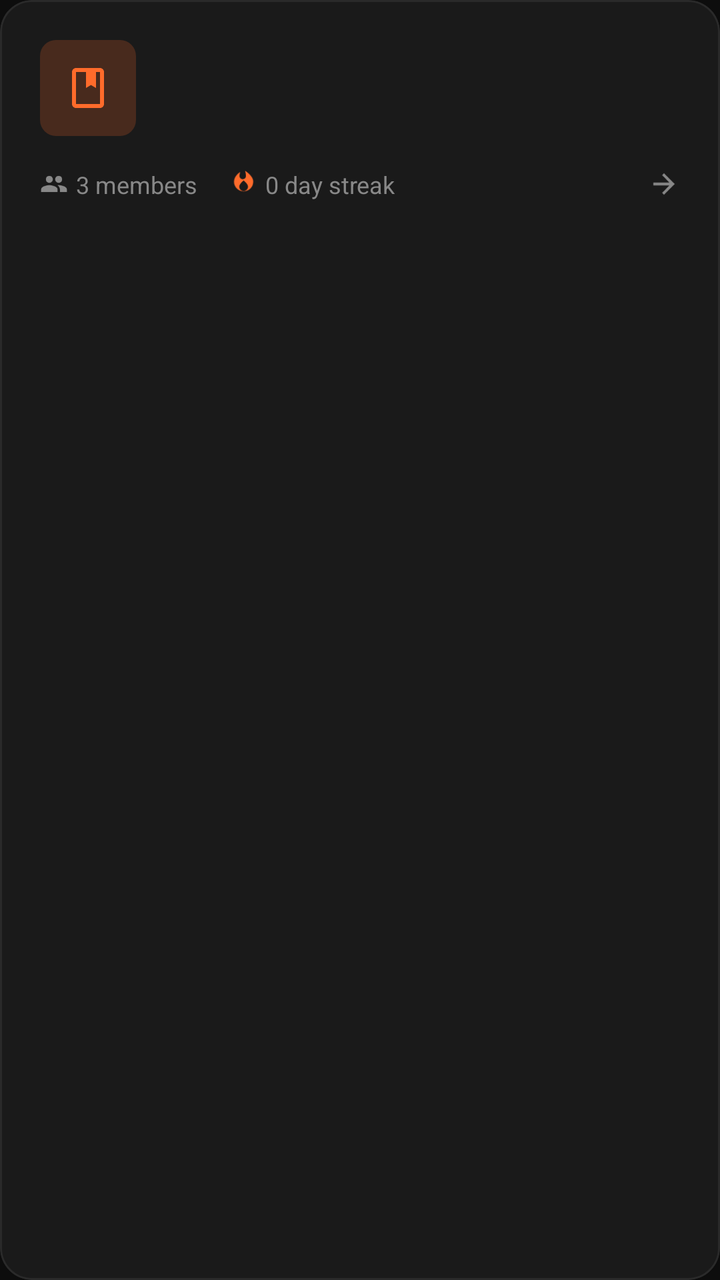
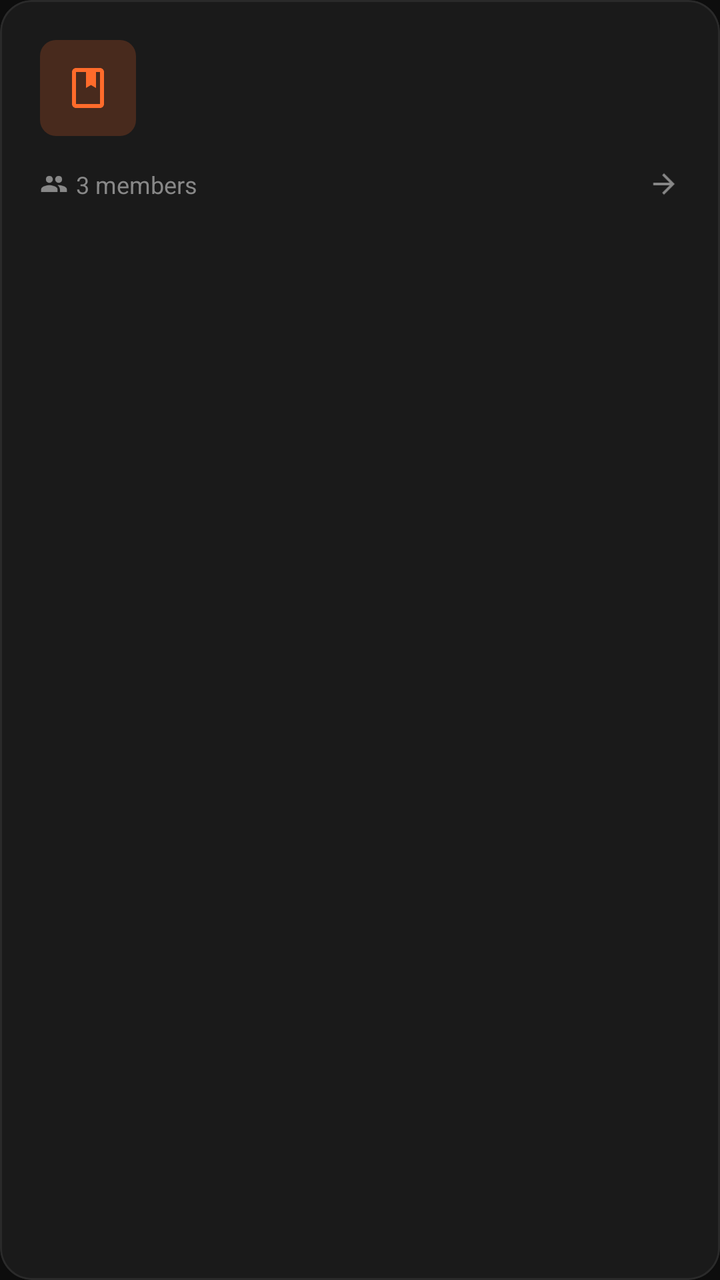

Compare the two renders of this Android layout. The source of the first and the diff that turns it into the second are given below.
<!-- AndroidManifest.xml: application theme Theme.Tether -->
<!-- res/layout/item_group_card.xml -->
<?xml version="1.0" encoding="utf-8"?>
<com.google.android.material.card.MaterialCardView xmlns:android="http://schemas.android.com/apk/res/android"
    xmlns:app="http://schemas.android.com/apk/res-auto"
    android:layout_width="match_parent"
    android:layout_height="wrap_content"
    android:layout_marginBottom="12dp"
    android:clickable="true"
    android:focusable="true"
    android:foreground="?attr/selectableItemBackground"
    app:cardBackgroundColor="@color/colorSurface"
    app:cardCornerRadius="16dp"
    app:cardElevation="0dp"
    app:strokeColor="@color/colorBorder"
    app:strokeWidth="1dp">

    <androidx.constraintlayout.widget.ConstraintLayout
        android:layout_width="match_parent"
        android:layout_height="wrap_content"
        android:padding="20dp">

        <FrameLayout
            android:id="@+id/flGroupIcon"
            android:layout_width="48dp"
            android:layout_height="48dp"
            android:background="@drawable/bg_icon_container_accent"
            app:layout_constraintStart_toStartOf="parent"
            app:layout_constraintTop_toTopOf="parent">

            <ImageView
                android:id="@+id/ivGroupGoalIcon"
                android:layout_width="24dp"
                android:layout_height="24dp"
                android:layout_gravity="center"
                android:src="@drawable/ic_book"
                app:tint="@color/colorAccent" />
        </FrameLayout>

        <TextView
            android:id="@+id/tvGroupName"
            android:layout_width="0dp"
            android:layout_height="wrap_content"
            android:layout_marginStart="12dp"
            android:textColor="@color/colorTextPrimary"
            android:textSize="16sp"
            android:textStyle="bold"
            app:layout_constraintEnd_toEndOf="parent"
            app:layout_constraintStart_toEndOf="@id/flGroupIcon"
            app:layout_constraintTop_toTopOf="@id/flGroupIcon" />

        <TextView
            android:id="@+id/tvGroupGoal"
            android:layout_width="0dp"
            android:layout_height="wrap_content"
            android:layout_marginTop="2dp"
            android:textColor="@color/colorTextSecondary"
            android:textSize="12sp"
            app:layout_constraintEnd_toEndOf="parent"
            app:layout_constraintStart_toStartOf="@id/tvGroupName"
            app:layout_constraintTop_toBottomOf="@id/tvGroupName" />

        <LinearLayout
            android:layout_width="match_parent"
            android:layout_height="wrap_content"
            android:layout_marginTop="16dp"
            android:gravity="center_vertical"
            android:orientation="horizontal"
            app:layout_constraintTop_toBottomOf="@id/flGroupIcon">

            <ImageView
                android:layout_width="14dp"
                android:layout_height="14dp"
                android:src="@drawable/ic_group"
                app:tint="@color/colorTextSecondary" />

            <TextView
                android:id="@+id/tvMemberCount"
                android:layout_width="wrap_content"
                android:layout_height="wrap_content"
                android:layout_marginStart="4dp"
                android:text="3 members"
                android:textColor="@color/colorTextSecondary"
                android:textSize="12sp" />

            <ImageView
                android:layout_width="14dp"
                android:layout_height="14dp"
                android:layout_marginStart="16dp"
                android:src="@drawable/ic_flame"
                app:tint="@color/colorAccent" />

            <TextView
                android:id="@+id/tvGroupStreak"
                android:layout_width="wrap_content"
                android:layout_height="wrap_content"
                android:layout_marginStart="4dp"
                android:text="0 day streak"
                android:textColor="@color/colorTextSecondary"
                android:textSize="12sp" />

            <View
                android:layout_width="0dp"
                android:layout_height="0dp"
                android:layout_weight="1" />

            <ImageView
                android:layout_width="16dp"
                android:layout_height="16dp"
                android:src="@drawable/ic_arrow_forward"
                app:tint="@color/colorTextSecondary" />

        </LinearLayout>

    </androidx.constraintlayout.widget.ConstraintLayout>

</com.google.android.material.card.MaterialCardView>
<!-- resources referenced by this layout -->
<resources>
  <color name="colorAccent">#FF6B2B</color>
  <color name="colorBorder">#2A2A2A</color>
  <color name="colorSurface">#1A1A1A</color>
  <color name="colorTextPrimary">#FFFFFF</color>
  <color name="colorTextSecondary">#888888</color>
  <!-- drawable bg_icon_container_accent (drawable) -->
  <?xml version="1.0" encoding="utf-8"?>
  <shape xmlns:android="http://schemas.android.com/apk/res/android"
      android:shape="rectangle">
      <solid android:color="#33FF6B2B" />
      <corners android:radius="8dp" />
  </shape>
  <!-- drawable ic_arrow_forward (drawable) -->
  <vector xmlns:android="http://schemas.android.com/apk/res/android"
      android:width="20dp"
      android:height="20dp"
      android:viewportWidth="24"
      android:viewportHeight="24">
    <path
        android:fillColor="#FFFFFF"
        android:pathData="M12,4l-1.41,1.41L16.17,11H4v2h12.17l-5.58,5.59L12,20l8,-8z"/>
  </vector>
  <!-- drawable ic_book (drawable) -->
  <vector xmlns:android="http://schemas.android.com/apk/res/android"
      android:width="16dp"
      android:height="16dp"
      android:viewportWidth="24"
      android:viewportHeight="24">
    <path
        android:fillColor="#FFFFFF"
        android:pathData="M18,2H6C4.9,2 4,2.9 4,4v16c0,1.1 0.9,2 2,2h12c1.1,0 2,-0.9 2,-2V4C20,2.9 19.1,2 18,2zM18,20H6V4h5v8l2.5,-1.5L16,12V4h2V20z"/>
  </vector>
  <!-- drawable ic_flame (drawable) -->
  <vector xmlns:android="http://schemas.android.com/apk/res/android"
      android:width="12dp"
      android:height="12dp"
      android:viewportWidth="24"
      android:viewportHeight="24"
      android:tint="@color/colorAccent">
    <path
        android:fillColor="@android:color/white"
        android:pathData="M13.5,0.67s0.74,2.65,0.74,4.46c0,1.55,-1.21,2.76,-2.76,2.76s-2.76,-1.21,-2.76,-2.76c0,-1.49,0.56,-3.39,0.56,-3.39s-5.28,3.24,-5.28,8.26c0,4.55,3.69,8.25,8.25,8.25s8.25,-3.69,8.25,-8.25c0,-5.02,-7,-9.33,-7,-9.33zM12.25,18c-2.07,0,-3.75,-1.68,-3.75,-3.75 0,-2.34,3.75,-5.25,3.75,-5.25s3.75,2.91,3.75,5.25c0,2.07,-1.68,3.75,-3.75,3.75z"/>
  </vector>
  <!-- drawable ic_group (drawable) -->
  <vector xmlns:android="http://schemas.android.com/apk/res/android"
      android:width="20dp"
      android:height="20dp"
      android:viewportWidth="24"
      android:viewportHeight="24">
    <path
        android:fillColor="#FFFFFF"
        android:pathData="M16,11c1.66,0 2.99,-1.34 2.99,-3S17.66,5 16,5s-3,1.34 -3,3 1.34,3 3,3zM8,11c1.66,0 2.99,-1.34 2.99,-3S9.66,5 8,5s-3,1.34 -3,3 1.34,3 3,3zM8,13c-2.33,0 -7,1.17 -7,3.5L1,19h14v-2.5c0,-2.33 -4.67,-3.5 -7,-3.5zM16,13c-0.29,0 -0.62,0.02 -0.97,0.05 1.16,0.84 1.97,1.97 1.97,3.45L17,19h6v-2.5c0,-2.33 -4.67,-3.5 -7,-3.5z"/>
  </vector>
  <style name="Theme.Tether" parent="Theme.Material3.Dark.NoActionBar">
          
          <item name="android:windowBackground">@color/colorBackground</item>
          <item name="colorPrimary">@color/colorAccent</item>
          <item name="colorSurface">@color/colorSurface</item>
          <item name="colorOnSurface">@color/colorTextPrimary</item>
  
          <item name="android:statusBarColor">@color/colorBackground</item>
          <item name="android:navigationBarColor">@color/colorBackground</item>
      </style>
  <color name="colorBackground">#0D0D0D</color>
</resources>

<!-- the commit's change to res/layout/item_group_card.xml (unified diff, before → after) -->
@@ -81,22 +81,6 @@
                 android:textColor="@color/colorTextSecondary"
                 android:textSize="12sp" />
 
-            <ImageView
-                android:layout_width="14dp"
-                android:layout_height="14dp"
-                android:layout_marginStart="16dp"
-                android:src="@drawable/ic_flame"
-                app:tint="@color/colorAccent" />
-
-            <TextView
-                android:id="@+id/tvGroupStreak"
-                android:layout_width="wrap_content"
-                android:layout_height="wrap_content"
-                android:layout_marginStart="4dp"
-                android:text="0 day streak"
-                android:textColor="@color/colorTextSecondary"
-                android:textSize="12sp" />
-
             <View
                 android:layout_width="0dp"
                 android:layout_height="0dp"
<!-- resource entries referenced after the edit -->
@@ -32,17 +32,6 @@
         android:fillColor="#FFFFFF"
         android:pathData="M18,2H6C4.9,2 4,2.9 4,4v16c0,1.1 0.9,2 2,2h12c1.1,0 2,-0.9 2,-2V4C20,2.9 19.1,2 18,2zM18,20H6V4h5v8l2.5,-1.5L16,12V4h2V20z"/>
   </vector>
-  <!-- drawable ic_flame (drawable) -->
-  <vector xmlns:android="http://schemas.android.com/apk/res/android"
-      android:width="12dp"
-      android:height="12dp"
-      android:viewportWidth="24"
-      android:viewportHeight="24"
-      android:tint="@color/colorAccent">
-    <path
-        android:fillColor="@android:color/white"
-        android:pathData="M13.5,0.67s0.74,2.65,0.74,4.46c0,1.55,-1.21,2.76,-2.76,2.76s-2.76,-1.21,-2.76,-2.76c0,-1.49,0.56,-3.39,0.56,-3.39s-5.28,3.24,-5.28,8.26c0,4.55,3.69,8.25,8.25,8.25s8.25,-3.69,8.25,-8.25c0,-5.02,-7,-9.33,-7,-9.33zM12.25,18c-2.07,0,-3.75,-1.68,-3.75,-3.75 0,-2.34,3.75,-5.25,3.75,-5.25s3.75,2.91,3.75,5.25c0,2.07,-1.68,3.75,-3.75,3.75z"/>
-  </vector>
   <!-- drawable ic_group (drawable) -->
   <vector xmlns:android="http://schemas.android.com/apk/res/android"
       android:width="20dp"
